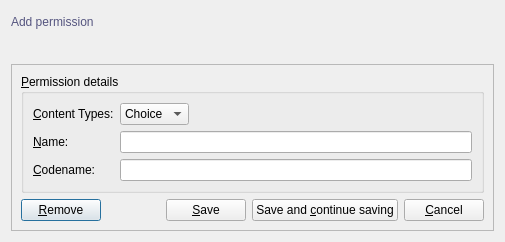
This is code/c++/gui/qt4/app-auth-and-session/src/resources/ui/permissionform.ui in nycholas/nycholas as Qt 5 draws it before an edit. The edited form follows.
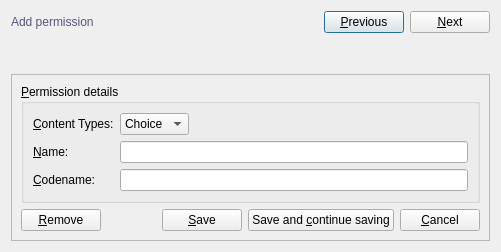
This is the edited form. Icons and pictures are not drawn.

```diff
--- a/code/c++/gui/qt4/app-auth-and-session/src/resources/ui/permissionform.ui
+++ b/code/c++/gui/qt4/app-auth-and-session/src/resources/ui/permissionform.ui
@@ -6,8 +6,8 @@
    <rect>
     <x>0</x>
     <y>0</y>
-    <width>505</width>
-    <height>242</height>
+    <width>501</width>
+    <height>252</height>
    </rect>
   </property>
   <property name="windowTitle">
@@ -44,6 +44,34 @@
        </property>
       </spacer>
      </item>
+     <item>
+      <widget class="QPushButton" name="previousPushButton">
+       <property name="text">
+        <string>&amp;Previous</string>
+       </property>
+       <property name="icon">
+        <iconset resource="resources.qrc">
+         <normaloff>:/default/static/default/icons/22x22/go-previous.png</normaloff>:/default/static/default/icons/22x22/go-previous.png</iconset>
+       </property>
+       <property name="shortcut">
+        <string>Ctrl+Right, Ctrl+PgDown</string>
+       </property>
+      </widget>
+     </item>
+     <item>
+      <widget class="QPushButton" name="nextPushButton">
+       <property name="text">
+        <string>&amp;Next</string>
+       </property>
+       <property name="icon">
+        <iconset resource="resources.qrc">
+         <normaloff>:/default/static/default/icons/22x22/go-next.png</normaloff>:/default/static/default/icons/22x22/go-next.png</iconset>
+       </property>
+       <property name="shortcut">
+        <string>Ctrl+Left, Ctrl+PgUp</string>
+       </property>
+      </widget>
+     </item>
     </layout>
    </item>
    <item row="1" column="0">
```
Left out of the diff: 13 changed lines with no effect on the pictures.
